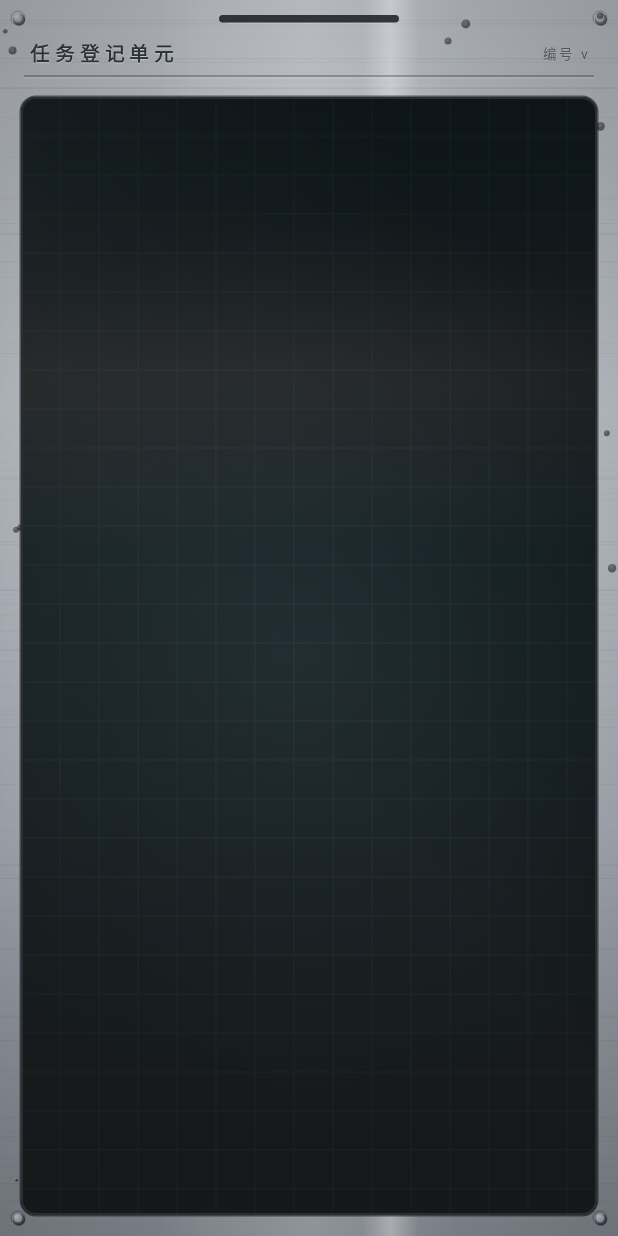
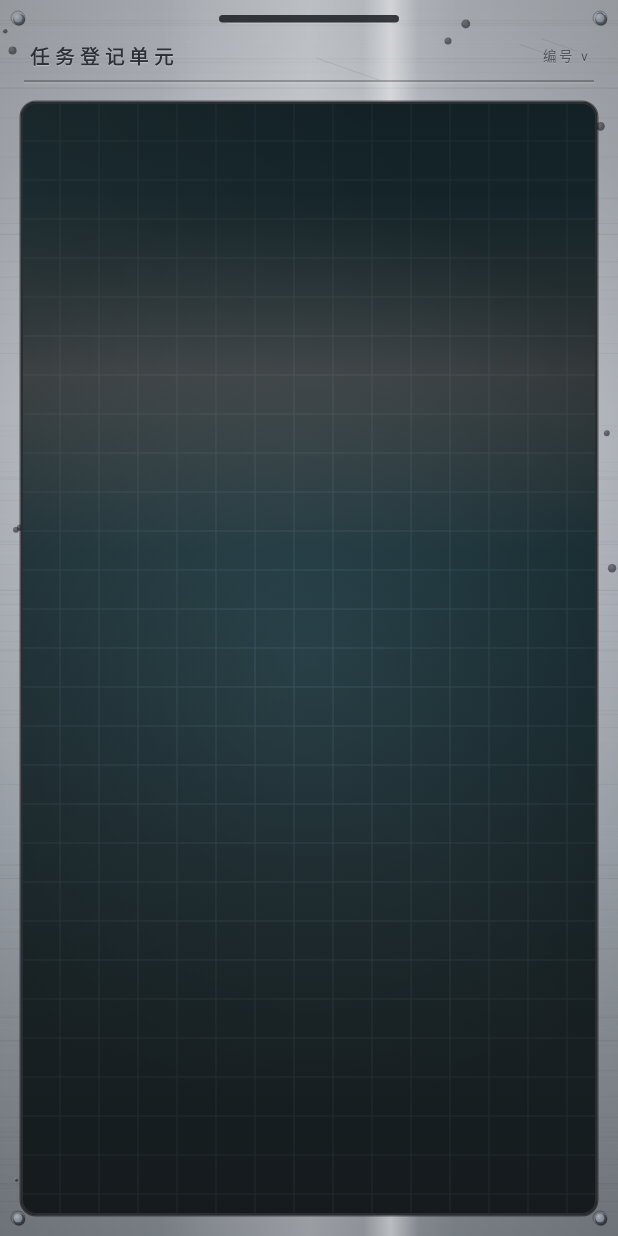
Before and after one commit to Mengpolar/DailyCheck-in, an Android app built with Jetpack Compose: the composable DeviceShell shown on its own in the app's theme, on a phone screen of 412 x 824 dp. Run offline under Robolectric (Android 15) with nearby library versions, the phone set to English and light mode, and no system bars.

Commit message:
feat: v0.0.36 屏幕半透明可透视星空+光波增强+网格增亮+反光增强+陀螺仪响应延迟修复

```diff
--- a/app/build.gradle.kts
+++ b/app/build.gradle.kts
@@ -17,8 +17,8 @@ android {
         applicationId = "com.mengpolar.dailycheck"
         minSdk = 26
         targetSdk = 34
-        versionName = ciVersion ?: "0.0.35"
-        versionCode = ciVersionCode ?: 35
+        versionName = ciVersion ?: "0.0.36"
+        versionCode = ciVersionCode ?: 36
     }
 
     signingConfigs {
--- a/app/src/main/java/com/mengpolar/dailycheck/ui/TaskEditSheet.kt
+++ b/app/src/main/java/com/mengpolar/dailycheck/ui/TaskEditSheet.kt
@@ -61,6 +61,7 @@ import androidx.compose.ui.geometry.CornerRadius
 import androidx.compose.ui.geometry.Offset
 import androidx.compose.ui.geometry.RoundRect
 import androidx.compose.ui.geometry.Size
+import androidx.compose.ui.graphics.BlendMode
 import androidx.compose.ui.graphics.Brush
 import androidx.compose.ui.graphics.Color
 import androidx.compose.ui.graphics.Path
@@ -88,7 +89,7 @@ private val ShellMetal = Color(0xFF6E767F) // 铆钉钢材
 private val ShellMetalHi = Color(0xFFA6AEB8) // 金属高光
 private val ShellInk = Color(0xFF2C3037) // 丝印刻字（暗）
 private val ScreenBg = Color(0xFF101214) // 屏幕底（灰黑）
-private val ScreenGrid = Color(0xFF1D2023) // 屏内网格
+private val ScreenGrid = Color(0xFF262B30) // 屏内网格（明显）
 private val TermBlue = Color(0xFF6BE3FF) // 天蓝主色（高亮）
 private val TermBlueBright = Color(0xFFE6FAFF) // 高亮/光标
 private val TermBlueDim = Color(0xFF58BCD9) // 次级文字
@@ -120,15 +121,15 @@ private fun rememberTilt(): State<Tilt> {
                     val nx = (pitch / 30f).coerceIn(-1f, 1f)
                     val ny = (roll / 30f).coerceIn(-1f, 1f)
                     tilt.value = Tilt(
-                        x = cur.x + (nx - cur.x) * 0.12f,
-                        y = cur.y + (ny - cur.y) * 0.12f,
+                        x = cur.x + (nx - cur.x) * 0.4f,
+                        y = cur.y + (ny - cur.y) * 0.4f,
                     )
                 }
             }
 
             override fun onAccuracyChanged(sensor: Sensor?, accuracy: Int) {}
         }
-        sm.registerListener(listener, sensor, SensorManager.SENSOR_DELAY_UI)
+        sm.registerListener(listener, sensor, SensorManager.SENSOR_DELAY_GAME)
         onDispose { sm.unregisterListener(listener) }
     }
     return tilt
@@ -447,7 +448,7 @@ private fun DeviceShell(
             val cy = size.height * (0.40f - tilt.x * 0.28f)
             drawRect(
                 Brush.radialGradient(
-                    listOf(Color.White.copy(alpha = 0.24f), Color.Transparent),
+                    listOf(Color.White.copy(alpha = 0.34f), Color.Transparent),
                     center = Offset(cx, cy),
                     radius = size.width * 0.72f,
                 ),
@@ -455,7 +456,7 @@ private fun DeviceShell(
             val band = size.width * 0.24f
             drawRect(
                 Brush.horizontalGradient(
-                    listOf(Color.Transparent, Color.White.copy(alpha = 0.16f), Color.Transparent),
+                    listOf(Color.Transparent, Color.White.copy(alpha = 0.24f), Color.Transparent),
                     startX = cx - band,
                     endX = cx + band,
                 ),
@@ -466,31 +467,13 @@ private fun DeviceShell(
             val nb = size.width * 0.045f
             drawRect(
                 Brush.horizontalGradient(
-                    listOf(Color.Transparent, Color.White.copy(alpha = 0.30f), Color.Transparent),
+                    listOf(Color.Transparent, Color.White.copy(alpha = 0.42f), Color.Transparent),
                     startX = cx + band * 0.55f - nb,
                     endX = cx + band * 0.55f + nb,
                 ),
                 topLeft = Offset(cx + band * 0.55f - nb, 0f),
                 size = Size(nb * 2, size.height),
             )
-            // 四角铆钉
-            val pad = 12.dp.toPx()
-            val rr = 3.dp.toPx()
-            listOf(
-                Offset(pad, pad), Offset(size.width - pad, pad),
-                Offset(pad, size.height - pad), Offset(size.width - pad, size.height - pad),
-            ).forEach { c ->
-                drawCircle(Color.Black.copy(alpha = 0.45f), rr + 1.5f, Offset(c.x + 1.2f, c.y + 1.8f))
-                drawCircle(
-                    Brush.radialGradient(
-                        listOf(ShellMetalHi, ShellMetal),
-                        center = Offset(c.x - rr * 0.3f, c.y - rr * 0.35f),
-                        radius = rr * 1.7f,
-                    ),
-                    rr, c,
-                )
-                drawCircle(Color.Black.copy(alpha = 0.25f), rr + 2.5f, c, style = Stroke(1f))
-            }
             // 顶部提手凹槽（兼作下滑提示）
             val gw = 120.dp.toPx()
             val gx = size.width / 2f - gw / 2f
@@ -515,9 +498,37 @@ private fun DeviceShell(
             scratches.forEach { (fx, fy, len) ->
                 val y = fy * size.height
                 drawLine(
-                    Color.White.copy(alpha = 0.05f),
+                    Color.Black.copy(alpha = 0.08f),
                     Offset(fx * size.width, y), Offset(fx * size.width + len, y + len * 0.35f), 1f,
                 )
+            }
+            // 打穿屏幕区域：外壳在此留洞，星空透过半透明屏幕可见
+            //（比屏幕区略小 1dp，避免外壳与屏幕间露缝；边界须与布局同步：
+            //  屏幕区 上 67dp=26+22+5+1+1+12，左右 14dp，下 14dp，圆角 10dp）
+            drawRoundRect(
+                Color.Black, // 颜色无效，Clear 模式擦除为透明
+                topLeft = Offset(15.dp.toPx(), 68.dp.toPx()),
+                size = Size(size.width - 30.dp.toPx(), size.height - 15.dp.toPx() - 68.dp.toPx()),
+                cornerRadius = CornerRadius(9.dp.toPx()),
+                blendMode = BlendMode.Clear,
+            )
+            // 四角铆钉（画在打穿之后，避免被擦除）
+            val pad = 12.dp.toPx()
+            val rr = 3.dp.toPx()
+            listOf(
+                Offset(pad, pad), Offset(size.width - pad, pad),
+                Offset(pad, size.height - pad), Offset(size.width - pad, size.height - pad),
+            ).forEach { c ->
+                drawCircle(Color.Black.copy(alpha = 0.45f), rr + 1.5f, Offset(c.x + 1.2f, c.y + 1.8f))
+                drawCircle(
+                    Brush.radialGradient(
+                        listOf(ShellMetalHi, ShellMetal),
+                        center = Offset(c.x - rr * 0.3f, c.y - rr * 0.35f),
+                        radius = rr * 1.7f,
+                    ),
+                    rr, c,
+                )
+                drawCircle(Color.Black.copy(alpha = 0.25f), rr + 2.5f, c, style = Stroke(1f))
             }
         }
 
@@ -526,10 +537,11 @@ private fun DeviceShell(
                 .fillMaxSize()
                 .padding(top = 26.dp, bottom = 14.dp),
         ) {
-            // 铭牌：丝印刻字 + 编号
+            // 铭牌：丝印刻字 + 编号（高度固定 22dp，外壳打穿区域的边界依赖此布局）
             Row(
                 Modifier
                     .fillMaxWidth()
+                    .height(22.dp)
                     .padding(horizontal = 20.dp),
                 verticalAlignment = Alignment.CenterVertically,
             ) {
@@ -597,7 +609,7 @@ private fun DeviceScreen(
                 addRoundRect(RoundRect(0f, 0f, size.width, size.height, CornerRadius(radius)))
             }
             clipPath(clip) {
-                drawRect(ScreenBg)
+                drawRect(ScreenBg.copy(alpha = 0.87f)) // 轻微透明：可透视舱外星空
                 // 细网格
                 val step = 26.dp.toPx()
                 var y = 0f
@@ -613,9 +625,9 @@ private fun DeviceScreen(
                 drawRect(
                     Brush.verticalGradient(
                         0f to Color.Transparent,
-                        0.42f to TermBlue.copy(alpha = 0.10f),
-                        0.5f to TermBlueBright.copy(alpha = 0.15f),
-                        0.58f to TermBlue.copy(alpha = 0.10f),
+                        0.42f to TermBlue.copy(alpha = 0.22f),
+                        0.5f to TermBlueBright.copy(alpha = 0.32f),
+                        0.58f to TermBlue.copy(alpha = 0.22f),
                         1f to Color.Transparent,
                         startY = ph - size.height,
                         endY = ph + size.height,
```
